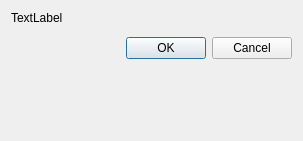
Kitware/ParaView, file Plugins/VR/pqVRAddStyleDialog.ui: the form before one commit.
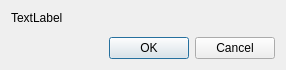
The form after the commit.

```diff
--- a/Plugins/VR/pqVRAddStyleDialog.ui
+++ b/Plugins/VR/pqVRAddStyleDialog.ui
@@ -6,8 +6,8 @@
    <rect>
     <x>0</x>
     <y>0</y>
-    <width>303</width>
-    <height>141</height>
+    <width>286</width>
+    <height>65</height>
    </rect>
   </property>
   <property name="sizePolicy">
```
